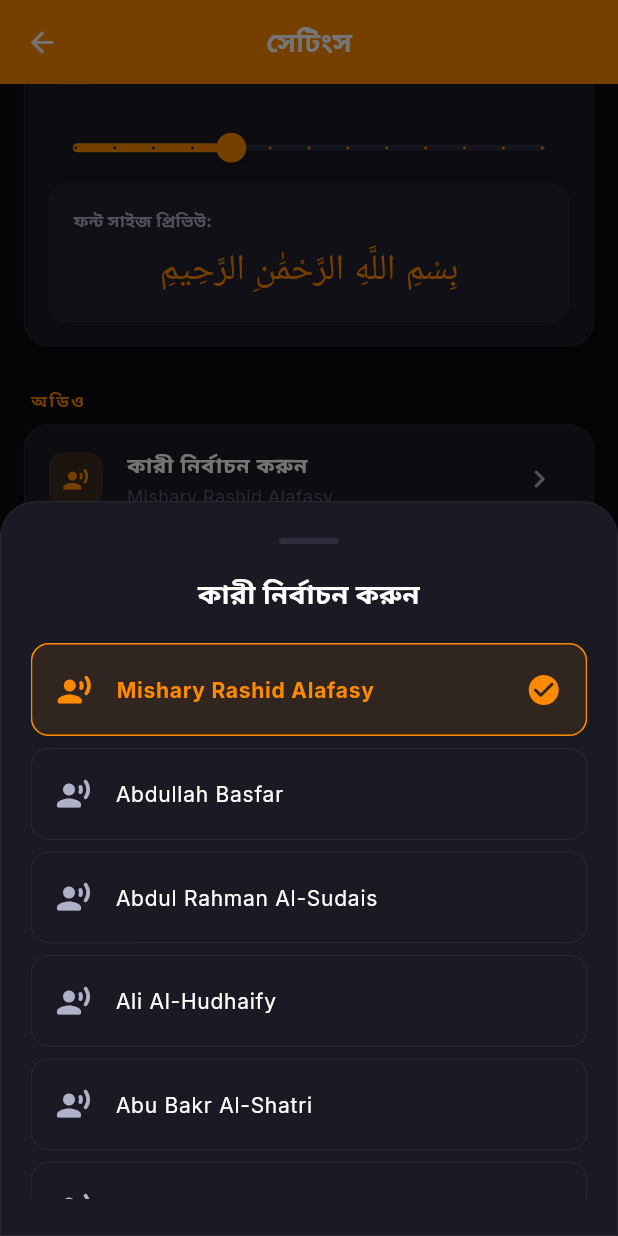
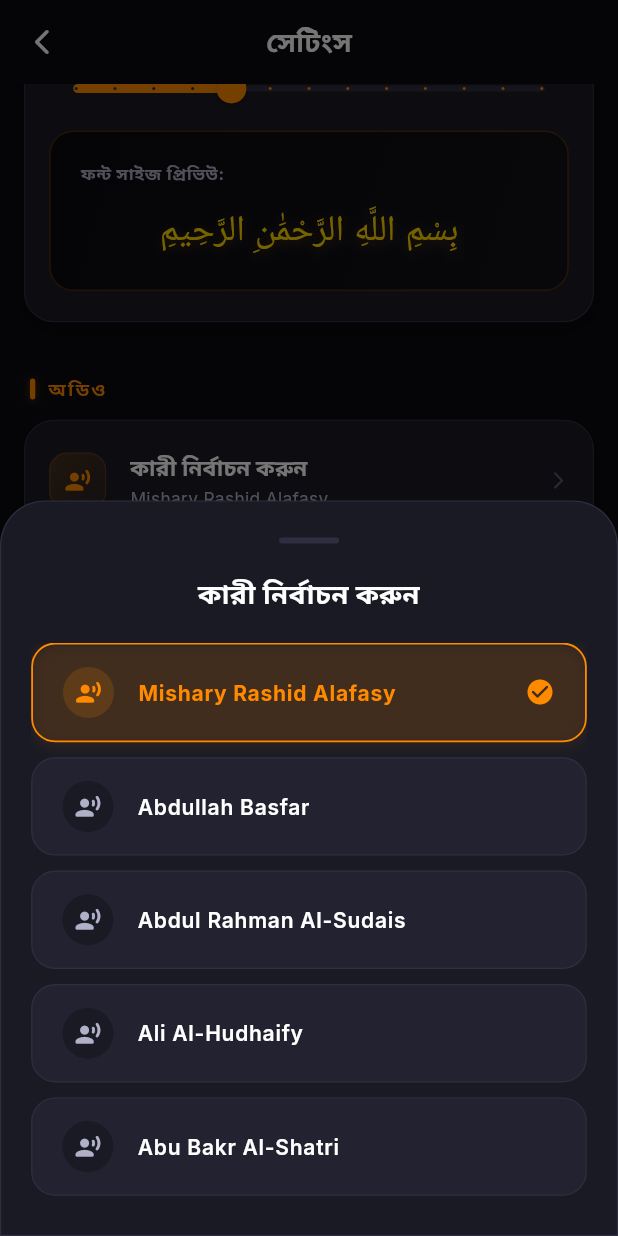
Before and after one commit to Souravsanyal1/Quran-App, a Flutter app: the SettingsView screen opened by its route, scrolled down 576 dp, after a tap on "কারী নির্বাচন করুন", on a phone screen of 412 x 824 dp. Run offline on Flutter 3.47's test engine with Material 3 defaults, Android fonts, the phone set to English and light mode, and no system bars; drawn by our look-alikes of flutter_animate; our stand-ins replace adhan, badges, cached_network_image, cloud_firestore, dio, firebase_auth and 29 more; missing offline and left inert: flutter_qiblah; accounts and stored records are empty; network calls fail.

Commit message:
feat: redesign settings page UI and add iOS-style back button

```diff
--- a/lib/modules/settings/settings_view.dart
+++ b/lib/modules/settings/settings_view.dart
@@ -14,12 +14,24 @@ class SettingsView extends GetView<SettingsController> {
     return Scaffold(
       backgroundColor: context.theme.scaffoldBackgroundColor,
       appBar: AppBar(
+        backgroundColor: Colors.transparent,
+        elevation: 0,
+        leading: Obx(() => IconButton(
+          icon: Icon(
+            Icons.arrow_back_ios_new_rounded,
+            color: controller.isDark ? AppColors.textWhite : AppColors.textDark,
+            size: 20,
+          ),
+          onPressed: () => Get.back(),
+        )),
         title: Obx(() => Text(
           controller.isBangla ? 'সেটিংস' : 'Settings',
-          style: const TextStyle(fontWeight: FontWeight.bold),
+          style: TextStyle(
+            fontWeight: FontWeight.bold,
+            color: controller.isDark ? AppColors.textWhite : AppColors.textDark,
+          ),
         )),
         centerTitle: true,
-        elevation: 0,
       ),
       body: Obx(() {
         if (controller.isLoading.value) {
@@ -193,14 +205,20 @@ class SettingsView extends GetView<SettingsController> {
                 ),
                 // Live preview container
                 Container(
-                  margin: const EdgeInsets.fromLTRB(16, 0, 16, 16),
-                  padding: const EdgeInsets.all(16),
+                  margin: const EdgeInsets.fromLTRB(16, 4, 16, 20),
+                  padding: const EdgeInsets.all(20),
                   decoration: BoxDecoration(
-                    color: isDark ? AppColors.cardDark : AppColors.cardLight,
-                    borderRadius: BorderRadius.circular(12),
+                    gradient: LinearGradient(
+                      colors: isDark
+                          ? [AppColors.bgDark, AppColors.bgDark2]
+                          : [AppColors.bgLight, AppColors.bgLight2],
+                      begin: Alignment.topLeft,
+                      end: Alignment.bottomRight,
+                    ),
+                    borderRadius: BorderRadius.circular(16),
                     border: Border.all(
-                      color: isDark ? AppColors.borderDark : AppColors.borderLight,
-                      width: 0.5,
+                      color: AppColors.primary.withValues(alpha: 0.25),
+                      width: 1,
                     ),
                   ),
                   child: Column(
@@ -208,20 +226,29 @@ class SettingsView extends GetView<SettingsController> {
                     children: [
                       Text(
                         bn ? 'ফন্ট সাইজ প্রিভিউ:' : 'Font Size Preview:',
-                        style: const TextStyle(
+                        style: TextStyle(
                           fontSize: 11,
                           fontWeight: FontWeight.bold,
-                          color: AppColors.textGrey,
+                          color: isDark ? AppColors.textGrey : AppColors.deepOrange,
+                          letterSpacing: 0.5,
                         ),
                       ),
-                      const SizedBox(height: 8),
+                      const SizedBox(height: 12),
                       Text(
                         'بِسْمِ اللَّهِ الرَّحْمَٰنِ الرَّحِيمِ',
                         textAlign: TextAlign.center,
                         style: TextStyle(
                           fontFamily: 'Uthmanic',
                           fontSize: controller.arabicFontSize.value,
-                          color: AppColors.primary,
+                          color: isDark ? AppColors.gold : AppColors.deepOrange,
+                          height: 1.5,
+                          shadows: [
+                            Shadow(
+                              color: AppColors.primary.withValues(alpha: 0.3),
+                              blurRadius: 8,
+                              offset: const Offset(0, 2),
+                            ),
+                          ],
                         ),
                       ),
                     ],
@@ -381,12 +408,12 @@ class SettingsView extends GetView<SettingsController> {
         decoration: BoxDecoration(
           color: controller.isDark ? AppColors.surfaceDark : AppColors.surfaceLight,
           borderRadius: const BorderRadius.only(
-            topLeft: Radius.circular(24),
-            topRight: Radius.circular(24),
+            topLeft: Radius.circular(30),
+            topRight: Radius.circular(30),
           ),
           border: Border.all(
             color: controller.isDark ? AppColors.borderDark : AppColors.borderLight,
-            width: 0.5,
+            width: 0.8,
           ),
         ),
         child: Column(
@@ -423,24 +450,43 @@ class SettingsView extends GetView<SettingsController> {
                 children: AppUrls.qariList.map((qari) {
                   final isSelected = controller.selectedQari.value == qari['id'];
                   return Container(
-                    margin: const EdgeInsets.only(bottom: 8),
+                    margin: const EdgeInsets.only(bottom: 10),
                     decoration: BoxDecoration(
                       color: isSelected
-                          ? AppColors.primary.withValues(alpha: 0.1)
-                          : Colors.transparent,
-                      borderRadius: BorderRadius.circular(12),
+                          ? AppColors.primary.withValues(alpha: 0.08)
+                          : (controller.isDark ? AppColors.cardDark : AppColors.cardLight),
+                      borderRadius: BorderRadius.circular(16),
                       border: Border.all(
                         color: isSelected
                             ? AppColors.primary
                             : (controller.isDark ? AppColors.borderDark : AppColors.borderLight),
-                        width: isSelected ? 1 : 0.5,
+                        width: isSelected ? 1.2 : 0.8,
                       ),
+                      boxShadow: isSelected
+                          ? [
+                              BoxShadow(
+                                color: AppColors.primary.withValues(alpha: 0.1),
+                                blurRadius: 8,
+                                offset: const Offset(0, 2),
+                              )
+                            ]
+                          : null,
                     ),
                     child: ListTile(
-                      contentPadding: const EdgeInsets.symmetric(horizontal: 16, vertical: 2),
-                      leading: Icon(
+                      contentPadding: const EdgeInsets.symmetric(horizontal: 20, vertical: 4),
+                      leading: Container(
+                        padding: const EdgeInsets.all(8),
+                        decoration: BoxDecoration(
+                          color: isSelected
+                              ? AppColors.primary.withValues(alpha: 0.15)
+                              : (controller.isDark ? AppColors.surfaceDark : AppColors.surfaceLight),
+                          shape: BoxShape.circle,
+                        ),
+                        child: Icon(
                           Icons.record_voice_over_rounded,
                           color: isSelected ? AppColors.primary : AppColors.textGrey,
+                          size: 18,
+                        ),
                       ),
                       title: Text(
                         qari['name']!,
@@ -448,12 +494,12 @@ class SettingsView extends GetView<SettingsController> {
                           color: isSelected
                               ? AppColors.primary
                               : (controller.isDark ? AppColors.textWhite : AppColors.textDark),
-                          fontWeight: isSelected ? FontWeight.bold : FontWeight.normal,
+                          fontWeight: isSelected ? FontWeight.bold : FontWeight.w600,
                           fontSize: 14,
                         ),
                       ),
                       trailing: isSelected
-                          ? const Icon(Icons.check_circle_rounded, color: AppColors.primary)
+                          ? const Icon(Icons.check_circle_rounded, color: AppColors.primary, size: 20)
                           : null,
                       onTap: () {
                         controller.setQari(qari['id']!);
@@ -479,15 +525,35 @@ class _SectionHeader extends StatelessWidget {
   @override
   Widget build(BuildContext context) {
     return Padding(
-      padding: const EdgeInsets.fromLTRB(4, 20, 4, 8),
-      child: Text(
+      padding: const EdgeInsets.fromLTRB(4, 24, 4, 12),
+      child: Row(
+        children: [
+          Container(
+            width: 3.5,
+            height: 14,
+            decoration: BoxDecoration(
+              color: AppColors.primary,
+              borderRadius: BorderRadius.circular(2),
+              boxShadow: [
+                BoxShadow(
+                  color: AppColors.primary.withValues(alpha: 0.4),
+                  blurRadius: 4,
+                  offset: const Offset(0, 1),
+                ),
+              ],
+            ),
+          ),
+          const SizedBox(width: 8),
+          Text(
             title.toUpperCase(),
             style: const TextStyle(
-          fontSize: 11,
-          fontWeight: FontWeight.w700,
+              fontSize: 12,
+              fontWeight: FontWeight.w800,
               color: AppColors.primary,
               letterSpacing: 1.5,
             ),
+          ),
+        ],
       ),
     );
   }
@@ -501,16 +567,27 @@ class _SettingsCard extends StatelessWidget {
   @override
   Widget build(BuildContext context) {
     return Container(
-      margin: const EdgeInsets.only(bottom: 8),
+      margin: const EdgeInsets.only(bottom: 12),
       decoration: BoxDecoration(
         color: isDark ? AppColors.surfaceDark : AppColors.surfaceLight,
-        borderRadius: BorderRadius.circular(16),
+        borderRadius: BorderRadius.circular(20),
         border: Border.all(
           color: isDark ? AppColors.borderDark : AppColors.borderLight,
-          width: 0.5,
+          width: 0.8,
         ),
+        boxShadow: [
+          BoxShadow(
+            color: (isDark ? Colors.black : Colors.orange.withValues(alpha: 0.05))
+                .withValues(alpha: isDark ? 0.2 : 0.05),
+            blurRadius: 10,
+            offset: const Offset(0, 4),
           ),
+        ],
+      ),
+      child: ClipRRect(
+        borderRadius: BorderRadius.circular(20),
         child: Column(children: children),
+      ),
     );
   }
 }
@@ -536,12 +613,24 @@ class _SettingsTile extends StatelessWidget {
   Widget build(BuildContext context) {
     return ListTile(
       onTap: onTap,
+      contentPadding: const EdgeInsets.symmetric(horizontal: 16, vertical: 4),
       leading: Container(
-        width: 36,
-        height: 36,
+        width: 38,
+        height: 38,
         decoration: BoxDecoration(
-          color: AppColors.primary.withValues(alpha: 0.15),
-          borderRadius: BorderRadius.circular(10),
+          gradient: LinearGradient(
+            colors: [
+              AppColors.primary.withValues(alpha: 0.2),
+              AppColors.primary.withValues(alpha: 0.05),
+            ],
+            begin: Alignment.topLeft,
+            end: Alignment.bottomRight,
+          ),
+          borderRadius: BorderRadius.circular(12),
+          border: Border.all(
+            color: AppColors.primary.withValues(alpha: 0.2),
+            width: 0.8,
+          ),
         ),
         child: Icon(icon, color: AppColors.primary, size: 18),
       ),
@@ -549,18 +638,30 @@ class _SettingsTile extends StatelessWidget {
         title,
         style: TextStyle(
           color: isDark ? AppColors.textWhite : AppColors.textDark,
-          fontSize: 14,
+          fontSize: 14.5,
           fontWeight: FontWeight.w600,
+          letterSpacing: 0.1,
         ),
       ),
       subtitle: subtitle != null
-          ? Text(subtitle!, style: const TextStyle(color: AppColors.textMuted, fontSize: 12))
+          ? Padding(
+              padding: const EdgeInsets.only(top: 2.0),
+              child: Text(
+                subtitle!,
+                style: const TextStyle(
+                  color: AppColors.textGrey,
+                  fontSize: 11.5,
+                  height: 1.3,
+                ),
+              ),
+            )
           : null,
       trailing: trailing ??
           (onTap != null
               ? Icon(
-                  Icons.keyboard_arrow_right_rounded,
-                  color: isDark ? AppColors.textGrey : AppColors.textMuted,
+                  Icons.arrow_forward_ios_rounded,
+                  color: isDark ? AppColors.textMuted : AppColors.textGrey,
+                  size: 14,
                 )
               : null),
     );
--- a/lib/modules/support/support_view.dart
+++ b/lib/modules/support/support_view.dart
@@ -1,11 +1,10 @@
-import 'dart:typed_data';
 import 'package:flutter/material.dart';
 import 'package:get/get.dart';
 import 'package:flutter_animate/flutter_animate.dart';
 import 'package:intl/intl.dart';
 import 'package:cached_network_image/cached_network_image.dart';
 import 'package:photo_view/photo_view.dart';
-import 'package:flutter/foundation.dart';
+import 'dart:io';
 import '../../core/theme/app_colors.dart';
 import '../../data/models/support_chat_model.dart';
 import 'support_controller.dart';
@@ -208,7 +207,7 @@ class SupportChatView extends GetView<SupportController> {
             mainAxisSize: MainAxisSize.min,
             children: [
               _buildQuickReplies(),
-              if (controller.selectedImage.value != null)
+              if (controller.selectedImageBytes.value != null)
                 _buildImagePreview(),
               Row(
                 children: [
```
Lines whose indentation alone changed are shown as unchanged.
